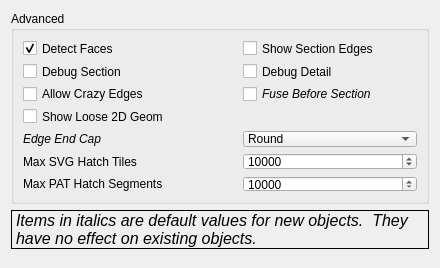
Old version of the form src/Mod/TechDraw/Gui/DlgPrefsTechDraw4.ui in the repository berndhahnebach/All_FreeCAD.
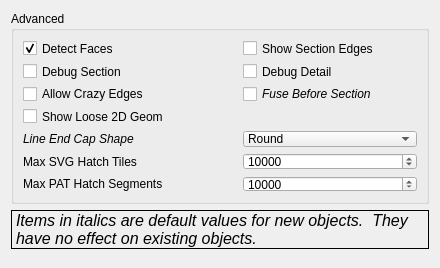
New version of the form. Custom widgets are drawn as their Qt base class.

Commit message: improve another tooltip as discussed: https://forum.freecadweb.org/viewtopic.php?f=35&t=21857&p=376366#p376381

```diff
--- a/src/Mod/TechDraw/Gui/DlgPrefsTechDraw4.ui
+++ b/src/Mod/TechDraw/Gui/DlgPrefsTechDraw4.ui
@@ -262,7 +262,7 @@
            </font>
           </property>
           <property name="text">
-           <string>Edge End Cap</string>
+           <string>Line End Cap Shape</string>
           </property>
          </widget>
         </item>
```
Left out of the diff: 2 changed lines with no effect on the pictures.
